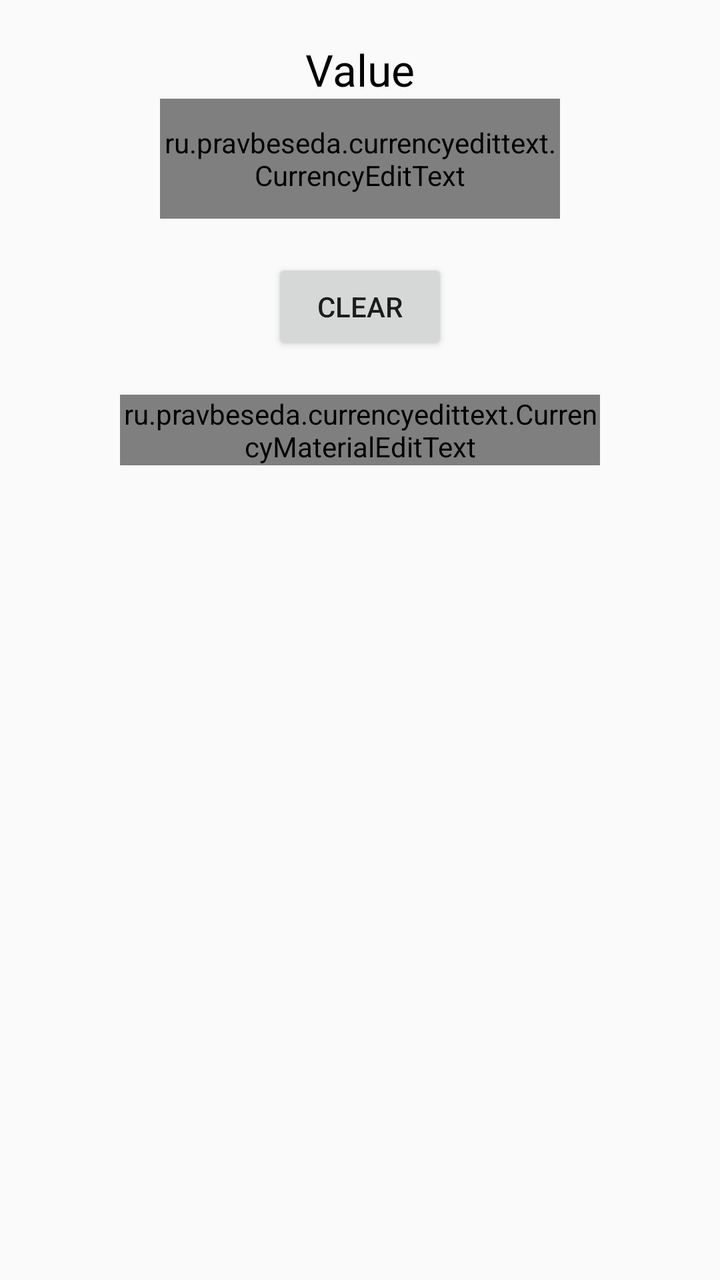
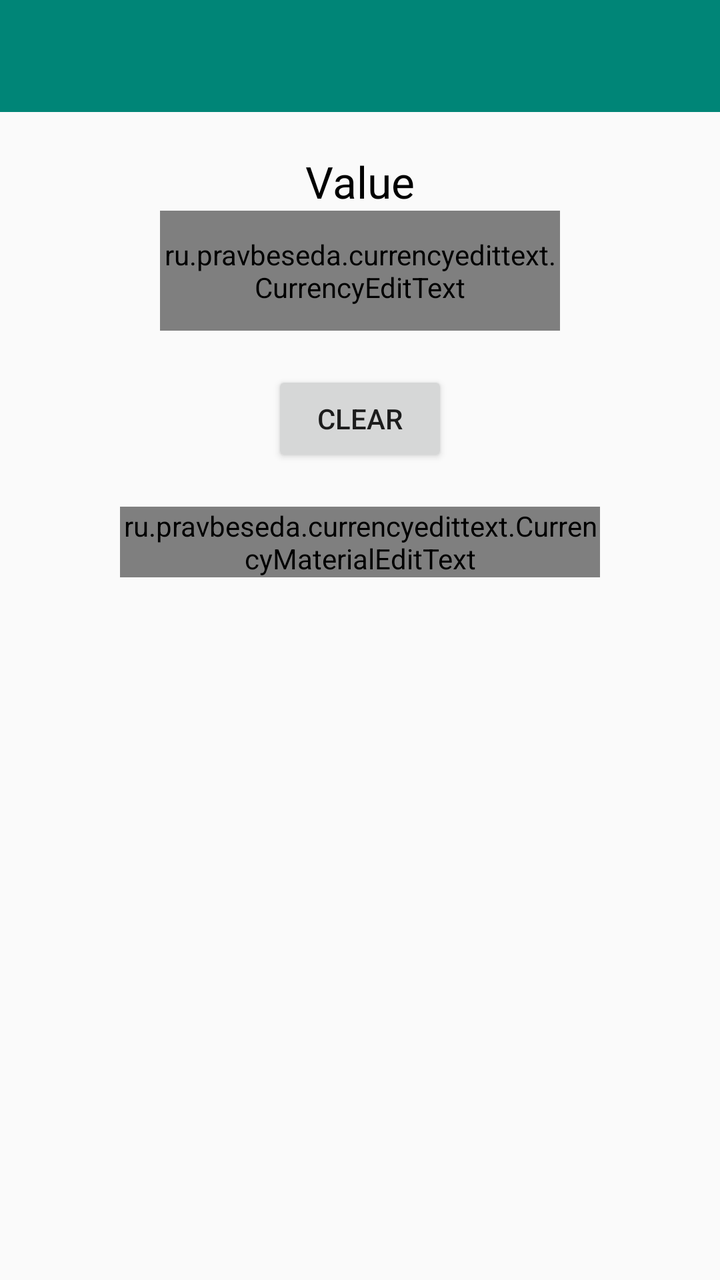

An Android layout rendered at two revisions. The XML below is the earlier revision; the diff shows what the commit changed to produce the second picture.
<!-- AndroidManifest.xml: application theme AppTheme -->
<!-- res/layout/activity_main.xml -->
<?xml version="1.0" encoding="utf-8"?>
<androidx.constraintlayout.widget.ConstraintLayout xmlns:android="http://schemas.android.com/apk/res/android"
    xmlns:app="http://schemas.android.com/apk/res-auto"
    xmlns:tools="http://schemas.android.com/tools"
    android:layout_width="match_parent"
    android:layout_height="match_parent"
    tools:context="ru.pravbeseda.currencyedittext.MainActivity">

    <TextView
        android:id="@+id/textView"
        android:layout_width="wrap_content"
        android:layout_height="wrap_content"
        android:layout_marginStart="8dp"
        android:layout_marginTop="20dp"
        android:layout_marginEnd="8dp"
        android:text="@string/value"
        android:textColor="@android:color/black"
        android:textSize="22sp"
        app:layout_constraintEnd_toEndOf="parent"
        app:layout_constraintStart_toStartOf="parent"
        app:layout_constraintTop_toTopOf="parent" />

    <ru.pravbeseda.currencyedittext.CurrencyEditText
        android:id="@+id/currencyEditText"
        android:layout_width="200dp"
        android:layout_height="60dp"
        android:layout_marginStart="60dp"
        android:layout_marginTop="0dp"
        android:layout_marginEnd="60dp"
        android:layout_marginBottom="20dp"
        android:selectAllOnFocus="true"
        app:currencySymbol="$"
        app:negativeValueAllow="true"
        app:maxNumberOfDecimalPlaces="2"
        app:decimalZerosPadding="false"
        app:localeTag="da-DK"
        app:layout_constraintEnd_toEndOf="parent"
        app:layout_constraintStart_toStartOf="parent"
        app:layout_constraintTop_toBottomOf="@+id/textView"
        app:useCurrencySymbolAsHint="true" />

    <Button
        android:id="@+id/button"
        android:layout_width="wrap_content"
        android:layout_height="wrap_content"
        android:layout_marginStart="8dp"
        android:layout_marginTop="20dp"
        android:layout_marginEnd="8dp"
        android:text="Clear"
        app:layout_constraintEnd_toEndOf="parent"
        app:layout_constraintStart_toStartOf="parent"
        app:layout_constraintTop_toBottomOf="@+id/currencyEditText" />

    <ru.pravbeseda.currencyedittext.CurrencyMaterialEditText
        android:id="@+id/currencyMaterialEditText"
        android:layout_width="0dp"
        android:layout_height="wrap_content"
        android:layout_marginStart="60dp"
        android:layout_marginTop="20dp"
        android:layout_marginEnd="60dp"
        android:layout_marginBottom="20dp"
        android:hint="CurrencyMaterialEditText"
        app:decimalSeparator=","
        app:groupingSeparator=" "
        app:selectAllOnFocus="true"
        app:maxNumberOfDecimalPlaces="2"
        app:decimalZerosPadding="false"
        android:importantForAutofill="noExcludeDescendants"
        android:textAlignment="viewStart"
        android:theme="@style/CustomThemeEditText"
        app:negativeValueAllow="true"
        app:errorEnabled="true"
        app:layout_constraintEnd_toEndOf="parent"
        app:layout_constraintStart_toStartOf="parent"
        app:layout_constraintTop_toBottomOf="@+id/button" />

</androidx.constraintlayout.widget.ConstraintLayout>
<!-- resources referenced by this layout -->
<resources>
  <string name="value">Value</string>
  <style name="CustomThemeEditText">
          <item name="colorAccent">@color/colorPrimary</item>
      </style>
  <style name="AppTheme" parent="Theme.AppCompat.Light.DarkActionBar">
          
          <item name="colorPrimary">@color/colorPrimary</item>
          <item name="colorPrimaryDark">@color/colorPrimaryDark</item>
          <item name="colorAccent">@color/colorAccent</item>
      </style>
  <color name="colorPrimary">#008577</color>
  <color name="colorPrimaryDark">#00574B</color>
  <color name="colorAccent">#D81B60</color>
</resources>

<!-- the commit's change to res/layout/activity_main.xml (unified diff, before → after) -->
@@ -5,6 +5,18 @@
     android:layout_width="match_parent"
     android:layout_height="match_parent"
     tools:context="ru.pravbeseda.currencyedittext.MainActivity">
+
+    <androidx.appcompat.widget.Toolbar
+        android:id="@+id/toolbar"
+        android:layout_width="0dp"
+        android:layout_height="wrap_content"
+        android:background="?attr/colorPrimary"
+        android:minHeight="?attr/actionBarSize"
+        android:theme="@style/ThemeOverlay.AppCompat.Dark.ActionBar"
+        app:layout_constraintEnd_toEndOf="parent"
+        app:layout_constraintStart_toStartOf="parent"
+        app:layout_constraintTop_toTopOf="parent"
+        app:popupTheme="@style/ThemeOverlay.AppCompat.Light" />
 
     <TextView
         android:id="@+id/textView"
@@ -18,7 +30,7 @@
         android:textSize="22sp"
         app:layout_constraintEnd_toEndOf="parent"
         app:layout_constraintStart_toStartOf="parent"
-        app:layout_constraintTop_toTopOf="parent" />
+        app:layout_constraintTop_toBottomOf="@+id/toolbar" />
 
     <ru.pravbeseda.currencyedittext.CurrencyEditText
         android:id="@+id/currencyEditText"
<!-- resource entries referenced after the edit -->
@@ -4,7 +4,7 @@
   <style name="CustomThemeEditText">
           <item name="colorAccent">@color/colorPrimary</item>
       </style>
-  <style name="AppTheme" parent="Theme.AppCompat.Light.DarkActionBar">
+  <style name="AppTheme" parent="Theme.AppCompat.Light.NoActionBar">
           
           <item name="colorPrimary">@color/colorPrimary</item>
           <item name="colorPrimaryDark">@color/colorPrimaryDark</item>
